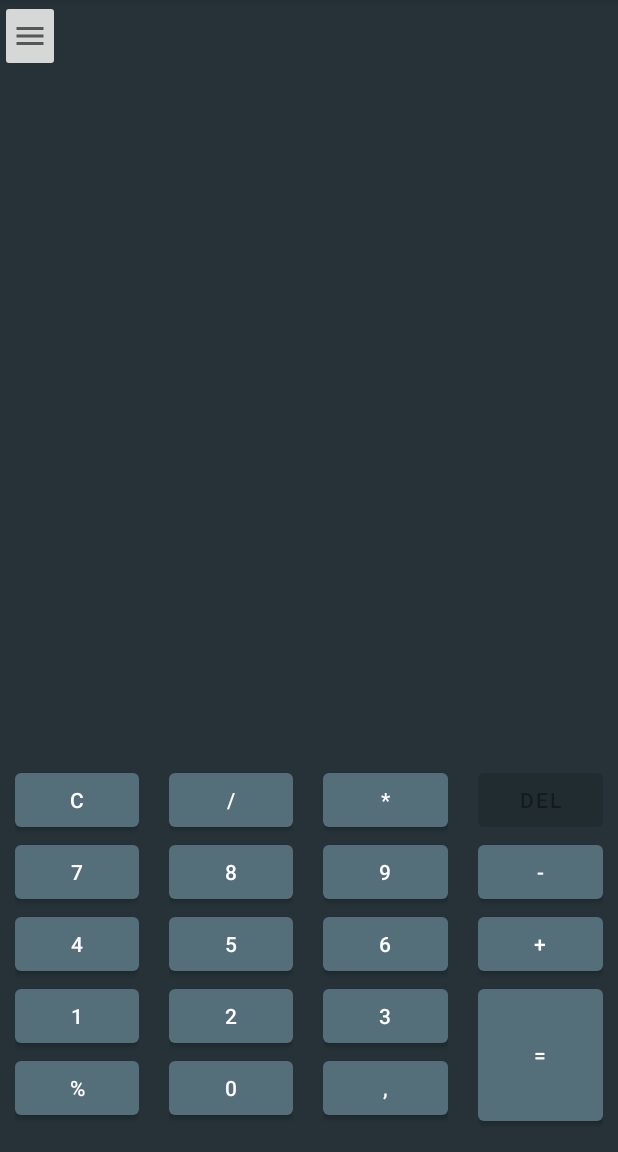
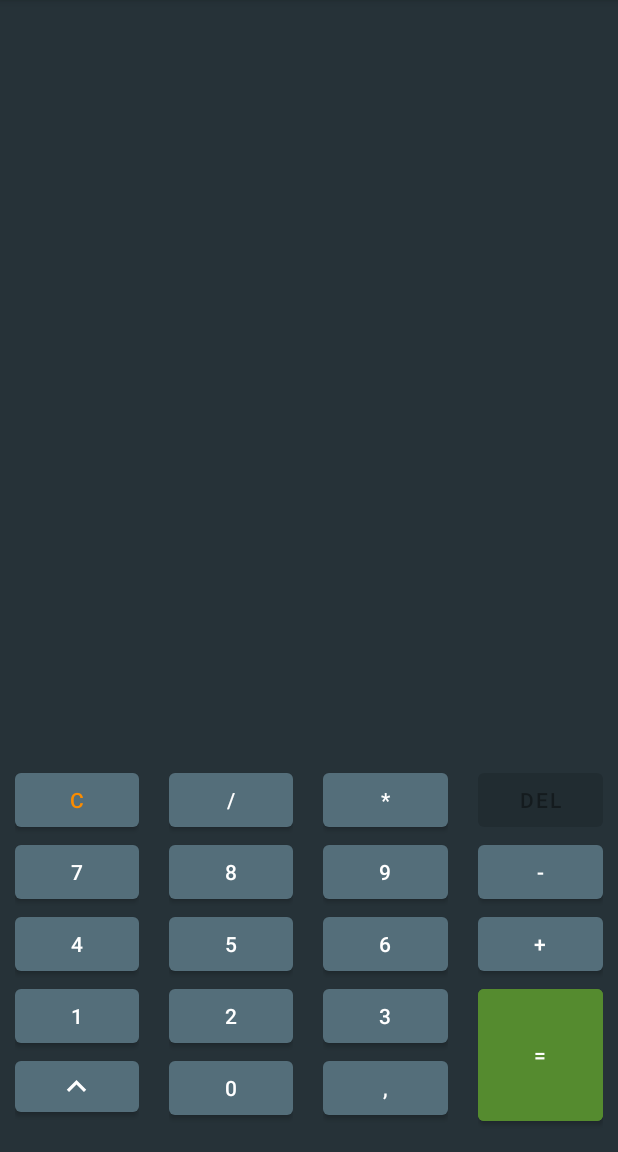
Before and after one commit to peter91v/UI-Design, an Android app: the screen it shows after launch (MainActivity), on a phone screen of 412 x 824 dp, the part 84-1236 px from its top. Run offline under Robolectric (Android 15) with nearby library versions, the phone set to English and light mode, and no system bars.

Commit message:
Second version of the UI

```diff
--- a/Calculator/app/src/main/java/com/example/calculator/MainActivity.java
+++ b/Calculator/app/src/main/java/com/example/calculator/MainActivity.java
@@ -3,72 +3,60 @@ package com.example.calculator;
 import androidx.appcompat.app.AppCompatActivity;
 
 import android.annotation.SuppressLint;
+import android.content.Context;
 import android.graphics.Color;
+import android.graphics.Paint;
 import android.os.Bundle;
 import android.view.View;
 import android.widget.Button;
 import android.widget.ImageButton;
 import android.widget.LinearLayout;
 import android.widget.TextView;
+import android.widget.Toast;
 
 import java.util.ArrayList;
 import java.util.List;
 
+import com.example.calculator.MathParser.MathParser;
+import com.example.calculator.MathParser.SimpleParser;
+
 public class MainActivity extends AppCompatActivity {
 
-    private Button btnC, btnseven, btnfour, btnone, btnPerc, btnDiv, btneight, btnfive, btntwo, btnNull;
-    private Button btnMult, btnNine, btnSix, btnTree, btnKomm, btnDEL, btnMin, btnPlus, btnRes;
-    ImageButton btnMenu, imbtnx;
+    private Button btnC,btnMenu,btnDEL, btnRes, clear;
+    private ImageButton imbtnx;
     private TextView tvRes;
-    private LinearLayout tvHist, Main;
+    private LinearLayout tvHist,tvHist2, Main;
     private String result;
     private List<Button> buttons;
-    private Boolean plus,minus,division,multiply;
     private Integer id = 0, tvid = 0;
 
     private static final int[] BUTTON_IDS = new int[]{
-            R.id.btn0, R.id.btn1, R.id.btn2, R.id.btn3, R.id.btn4, R.id.btn5, R.id.btn6, R.id.btn7, R.id.btn8, R.id.btn9};
+            R.id.btn0, R.id.btn1, R.id.btn2, R.id.btn3, R.id.btn4, R.id.btn5, R.id.btn6, R.id.btn7, R.id.btn8, R.id.btn9, R.id.btnplus,R.id.btnminus,R.id.btnmult, R.id.btndiv, R.id.btncomma };
 
-    private final String[] values = {"0","1","2","3","4","5","6","7","8","9"};
+    private static final String[] values = {"0","1","2","3","4","5","6","7","8","9","+","-","*","/",","};
 
-    @SuppressLint("SetTextI18n")
+    @SuppressLint({"SetTextI18n"})
     @Override
     protected void onCreate(Bundle savedInstanceState) {
         super.onCreate(savedInstanceState);
         setContentView(R.layout.activity_main);
 
+        btnC= findViewById(R.id.btnc);
+        btnDEL= findViewById(R.id.btndel);
+        btnMenu = findViewById(R.id.btnmenu);
+        btnRes= findViewById(R.id.btnresult);
+        imbtnx = findViewById(R.id.imbtnX);
 
+        tvRes= findViewById(R.id.calcres);
+        tvHist = findViewById(R.id.tvhist);
 
-        btnC= findViewById(R.id.btnc);
-        btnPerc= findViewById(R.id.btnpr);
-        btnDiv= findViewById(R.id.btndiv);
-        btnMult= findViewById(R.id.btnmult);
-        btnKomm= findViewById(R.id.btncomma);
-        btnDEL= findViewById(R.id.btndel);
-        btnMin= findViewById(R.id.btnminus);
-        btnPlus= findViewById(R.id.btnplus);
-        btnRes= findViewById(R.id.btnresult);
-        tvRes= findViewById(R.id.calcres);
+        Main = findViewById(R.id.main);
+
         btnDEL.setEnabled(false);
-        btnMenu = findViewById(R.id.btnmenu);
-        tvHist = findViewById(R.id.tvhist);
-        imbtnx = findViewById(R.id.imbtnX);
-        Main = findViewById(R.id.main);
+
         buttons = new ArrayList<Button>();
-        int x = 0;
-        for(int btnid : BUTTON_IDS) {
+        buttons = creatButtons(BUTTON_IDS, values);
 
-            Button button = (Button)findViewById(btnid);
-            int finalX = x;
-            button.setOnClickListener(v -> {
-                tvRes.setText(tvRes.getText() + values[finalX]);
-                btnDEL.setEnabled(true);
-                result = (String) tvRes.getText();
-
-            });
-            buttons.add(button);
-            x++;
-        }
 
         imbtnx.setOnClickListener(v -> {
             tvHist.setVisibility(View.INVISIBLE);
@@ -84,8 +72,10 @@ public class MainActivity extends AppCompatActivity {
         });
 
         btnC.setOnClickListener(v -> {
+            result = "";
+            tvRes.setText("");
+        });
 
-        });
         btnDEL.setOnClickListener(v -> {
             if (result.length() != 0){
 
@@ -95,19 +85,17 @@ public class MainActivity extends AppCompatActivity {
                 btnDEL.setEnabled(false);}
                 tvRes.setText(result);
         });
-        btnPlus.setOnClickListener(v -> {
+        Context context = getApplicationContext();
 
 
-        });
-        btnMin.setOnClickListener(v -> {
-
-        });
         btnRes.setOnClickListener(v -> {
 
             TextView newtv = new TextView(this);
             newtv.setText(tvRes.getText());
             newtv.setTextColor(Color.WHITE);
             newtv.setTextSize(24);
+            newtv.setPadding(25, 0, 0, 0);
+            newtv.setPaintFlags(newtv.getPaintFlags()| Paint.UNDERLINE_TEXT_FLAG);
             //newtv.setBackgroundColor(Color.GRAY);
 
             newtv.setId(tvid);
@@ -122,10 +110,50 @@ public class MainActivity extends AppCompatActivity {
                     LinearLayout.LayoutParams.WRAP_CONTENT));
 
             ((LinearLayout) tvHist).addView(newtv);
+
+            MathParser mP = new SimpleParser();
+            try {
+                tvRes.setText(mP.calculateExpression(result));
+                result = (String) tvRes.getText();
+            }
+            catch (Exception e){
+                CharSequence text = e.getMessage();
+                int duration = Toast.LENGTH_LONG;
+
+                Toast toast = Toast.makeText(context, text, duration);
+                toast.show();
+            }
+
         });
-
 
     }
 
+    /** Creating buttons and adding functions to numeric/operator buttons
+     *
+     * @param ids int[]
+     * @param characters String[]
+     * @return A list will be returned
+     */
+     @SuppressLint("SetTextI18n")
+     List<Button> creatButtons(int[] ids, String[] characters){
+         List<Button> Buttons = new ArrayList<Button>();
+        int x = 0;
+         tvRes= findViewById(R.id.calcres);
+
+         for(int btnid : ids) {
+
+            Button button = (Button)findViewById(btnid);
+            int finalX = x;
+            button.setOnClickListener(v -> {
+                tvRes.setText(tvRes.getText() + characters[finalX]);
+                btnDEL.setEnabled(true);
+                result = (String) tvRes.getText();
+
+            });
+            buttons.add(button);
+            x++;
+        }
+        return Buttons;
+    };
 
 }
--- /dev/null
+++ b/Calculator/app/src/main/res/drawable/ic_baseline_keyboard_arrow_up_24.xml
@@ -0,0 +1,5 @@
+<vector android:height="26dp" android:tint="#FFFFFF"
+    android:viewportHeight="24" android:viewportWidth="24"
+    android:width="26dp" xmlns:android="http://schemas.android.com/apk/res/android">
+    <path android:fillColor="@android:color/white" android:pathData="M7.41,15.41L12,10.83l4.59,4.58L18,14l-6,-6 -6,6z"/>
+</vector>
--- a/Calculator/app/src/main/res/drawable/ic_baseline_menu_24.xml
+++ b/Calculator/app/src/main/res/drawable/ic_baseline_menu_24.xml
@@ -1,8 +1,9 @@
 <vector xmlns:android="http://schemas.android.com/apk/res/android"
-    android:width="24dp"
-    android:height="24dp"
-    android:viewportWidth="24"
-    android:viewportHeight="24"
+    android:width="10dp"
+    android:height="10dp"
+    android:viewportWidth="10"
+    android:viewportHeight="10"
+
     android:tint="?attr/colorControlNormal">
   <path
       android:fillColor="@android:color/white"
--- a/Calculator/app/src/main/res/layout/activity_main.xml
+++ b/Calculator/app/src/main/res/layout/activity_main.xml
@@ -17,13 +17,6 @@
             android:layout_width="fill_parent"
             android:layout_height="fill_parent">
 
-            <ImageButton
-                android:id="@+id/btnmenu"
-                android:layout_width="40dp"
-                android:layout_height="wrap_content"
-                android:layout_weight="0.01"
-                android:gravity="center"
-                app:srcCompat="@drawable/ic_baseline_menu_24" />
 
             <TextView
                 android:id="@+id/calcres"
@@ -54,6 +47,7 @@
                         android:id="@+id/btnc"
                         android:layout_width="match_parent"
                         android:layout_height="wrap_content"
+                        android:textColor="@color/orange900"
                         android:text="C" />
                     <Button
                         android:id="@+id/btn7"
@@ -74,10 +68,14 @@
                         android:text="1" />
 
                     <Button
-                        android:id="@+id/btnpr"
+                        android:id="@+id/btnmenu"
                         android:layout_width="match_parent"
-                        android:layout_height="wrap_content"
-                        android:text="%" />
+                        android:layout_height="46dp"
+                        android:drawableBottom="@drawable/ic_baseline_keyboard_arrow_up_24"
+
+                        />
+
+
                 </LinearLayout>
 
                 <LinearLayout
@@ -183,6 +181,8 @@
                         android:id="@+id/btnresult"
                         android:layout_width="match_parent"
                         android:layout_height="100dp"
+                        android:backgroundTint="@color/lightgreen800"
+
                         android:text="=" />
 
                 </LinearLayout>
@@ -206,10 +206,25 @@
             android:layout_width="40dp"
             android:layout_height="40dp"
             android:layout_gravity="top|right"
-            android:layout_marginTop="0dp"
             android:backgroundTint="@color/bluegrey600"
 
             app:srcCompat="@drawable/close" />
+            <LinearLayout
+                android:layout_width="match_parent"
+                android:layout_height="match_parent"
+                android:layout_weight="1"
+                android:gravity="center|bottom"
+                android:orientation="vertical" >
+
+                <Button
+                        android:id="@+id/clear"
+                        android:layout_width="match_parent"
+                        android:layout_height="wrap_content"
+                        android:backgroundTint="@color/bluegrey900"
+
+                        android:text="Clear all" />
+              </LinearLayout>
+
     </LinearLayout>
 
 </FrameLayout>
--- a/Calculator/app/src/main/res/values/colors.xml
+++ b/Calculator/app/src/main/res/values/colors.xml
@@ -11,6 +11,8 @@
 
     <color name="bluegrey900">#263238</color>
     <color name="bluegrey600">#546e7a</color>
+    <color name="lightgreen800">#558b2f</color>
+    <color name="orange900">#fb8c00</color>
 
 
 </resources>
--- a/Calculator/app/src/main/res/values/themes.xml
+++ b/Calculator/app/src/main/res/values/themes.xml
@@ -11,6 +11,7 @@
         <item name="colorOnSecondary">@color/black</item>
         <!-- Status bar color. -->
         <item name="android:statusBarColor" tools:targetApi="l">?attr/colorPrimaryVariant</item>
+
         <!-- Customize your theme here. -->
     </style>
 </resources>
```
